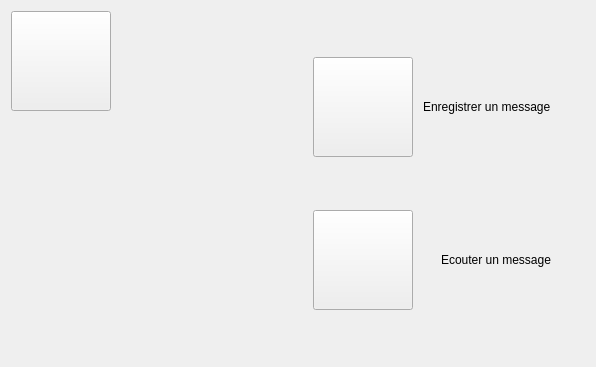
Above: mainwindow.ui from max22-/loan before the change. Below: the same form after it.
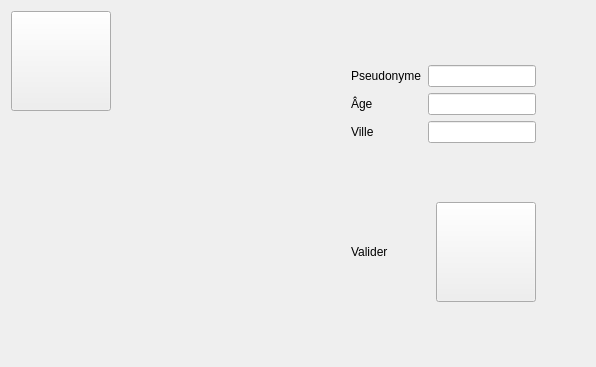
That is the form after the change. Icons and pictures are not drawn.

Commit message: Ajout de la page 3 (infos utilisateur)

What changed in the file:
```diff
--- a/mainwindow.ui
+++ b/mainwindow.ui
@@ -45,7 +45,7 @@
        </sizepolicy>
       </property>
       <property name="currentIndex">
-       <number>1</number>
+       <number>2</number>
       </property>
       <widget class="QWidget" name="home_page">
        <property name="styleSheet">
@@ -413,6 +413,240 @@
         </item>
        </layout>
       </widget>
+      <widget class="QWidget" name="userInfoPage">
+       <layout class="QHBoxLayout" name="horizontalLayout_9" stretch="1,1">
+        <item>
+         <layout class="QHBoxLayout" name="horizontalLayout_7">
+          <item>
+           <layout class="QVBoxLayout" name="verticalLayout_4">
+            <item>
+             <widget class="QPushButton" name="pushButton_6">
+              <property name="sizePolicy">
+               <sizepolicy hsizetype="Fixed" vsizetype="Fixed">
+                <horstretch>0</horstretch>
+                <verstretch>0</verstretch>
+               </sizepolicy>
+              </property>
+              <property name="minimumSize">
+               <size>
+                <width>100</width>
+                <height>100</height>
+               </size>
+              </property>
+              <property name="styleSheet">
+               <string notr="true">QPushButton {
+	border-image: url(:/images/buttons/up_button.png);
+}
+
+QPushButton:hover {
+	border-image: url(:/images/buttons/up_button_hovered.png);
+}
+
+QPushButton:pressed {
+	border-image: url(:/images/buttons/up_button_pressed.png);	
+}
+
+</string>
+              </property>
+             </widget>
+            </item>
+            <item>
+             <spacer name="verticalSpacer_10">
+              <property name="orientation">
+               <enum>Qt::Vertical</enum>
+              </property>
+              <property name="sizeHint" stdset="0">
+               <size>
+                <width>20</width>
+                <height>40</height>
+               </size>
+              </property>
+             </spacer>
+            </item>
+           </layout>
+          </item>
+          <item>
+           <spacer name="horizontalSpacer_9">
+            <property name="orientation">
+             <enum>Qt::Horizontal</enum>
+            </property>
+            <property name="sizeHint" stdset="0">
+             <size>
+              <width>40</width>
+              <height>20</height>
+             </size>
+            </property>
+           </spacer>
+          </item>
+         </layout>
+        </item>
+        <item>
+         <layout class="QHBoxLayout" name="horizontalLayout_8">
+          <item>
+           <spacer name="horizontalSpacer_10">
+            <property name="orientation">
+             <enum>Qt::Horizontal</enum>
+            </property>
+            <property name="sizeHint" stdset="0">
+             <size>
+              <width>40</width>
+              <height>20</height>
+             </size>
+            </property>
+           </spacer>
+          </item>
+          <item>
+           <layout class="QVBoxLayout" name="verticalLayout_3">
+            <item>
+             <spacer name="verticalSpacer_7">
+              <property name="orientation">
+               <enum>Qt::Vertical</enum>
+              </property>
+              <property name="sizeHint" stdset="0">
+               <size>
+                <width>20</width>
+                <height>40</height>
+               </size>
+              </property>
+             </spacer>
+            </item>
+            <item>
+             <layout class="QFormLayout" name="formLayout">
+              <item row="0" column="0">
+               <widget class="QLabel" name="label_3">
+                <property name="text">
+                 <string>Pseudonyme</string>
+                </property>
+               </widget>
+              </item>
+              <item row="0" column="1">
+               <widget class="QLineEdit" name="nicknameLineEdit"/>
+              </item>
+              <item row="1" column="0">
+               <widget class="QLabel" name="label_4">
+                <property name="text">
+                 <string>Âge</string>
+                </property>
+               </widget>
+              </item>
+              <item row="1" column="1">
+               <widget class="QLineEdit" name="ageLineEdit"/>
+              </item>
+              <item row="2" column="0">
+               <widget class="QLabel" name="label_5">
+                <property name="text">
+                 <string>Ville</string>
+                </property>
+               </widget>
+              </item>
+              <item row="2" column="1">
+               <widget class="QLineEdit" name="cityLineEdit"/>
+              </item>
+             </layout>
+            </item>
+            <item>
+             <spacer name="verticalSpacer_8">
+              <property name="orientation">
+               <enum>Qt::Vertical</enum>
+              </property>
+              <property name="sizeHint" stdset="0">
+               <size>
+                <width>20</width>
+                <height>40</height>
+               </size>
+              </property>
+             </spacer>
+            </item>
+            <item>
+             <layout class="QHBoxLayout" name="horizontalLayout_6">
+              <item>
+               <widget class="QLabel" name="label_6">
+                <property name="text">
+                 <string>Valider</string>
+                </property>
+               </widget>
+              </item>
+              <item>
+               <spacer name="horizontalSpacer_8">
+                <property name="orientation">
+                 <enum>Qt::Horizontal</enum>
+                </property>
+                <property name="sizeHint" stdset="0">
+                 <size>
+                  <width>40</width>
+                  <height>20</height>
+                 </size>
+                </property>
+               </spacer>
+              </item>
+              <item>
+               <widget class="QPushButton" name="pushButton_5">
+                <property name="sizePolicy">
+                 <sizepolicy hsizetype="Fixed" vsizetype="Fixed">
+                  <horstretch>0</horstretch>
+                  <verstretch>0</verstretch>
+                 </sizepolicy>
+                </property>
+                <property name="minimumSize">
+                 <size>
+                  <width>100</width>
+                  <height>100</height>
+                 </size>
+                </property>
+                <property name="styleSheet">
+                 <string notr="true">QPushButton {
+	border-image: url(:/images/buttons/validate_button.png);
+}
+
+QPushButton:hover {
+	border-image: url(:/images/buttons/validate_button_hovered.png);
+}
+
+QPushButton:pressed {
+	border-image: url(:/images/buttons/validate_button_pressed.png);	
+}
+
+</string>
+                </property>
+                <property name="text">
+                 <string/>
+                </property>
+               </widget>
+              </item>
+             </layout>
+            </item>
+            <item>
+             <spacer name="verticalSpacer_9">
+              <property name="orientation">
+               <enum>Qt::Vertical</enum>
+              </property>
+              <property name="sizeHint" stdset="0">
+               <size>
+                <width>20</width>
+                <height>18</height>
+               </size>
+              </property>
+             </spacer>
+            </item>
+           </layout>
+          </item>
+          <item>
+           <spacer name="horizontalSpacer_11">
+            <property name="orientation">
+             <enum>Qt::Horizontal</enum>
+            </property>
+            <property name="sizeHint" stdset="0">
+             <size>
+              <width>40</width>
+              <height>20</height>
+             </size>
+            </property>
+           </spacer>
+          </item>
+         </layout>
+        </item>
+       </layout>
+      </widget>
      </widget>
     </item>
    </layout>
```
The commit also changes 4 other files.
